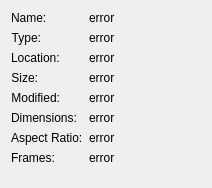
The window that src/qvinfodialog.ui (inostarlin-passion/Fovelle) describes before a commit, drawn with Qt 5.
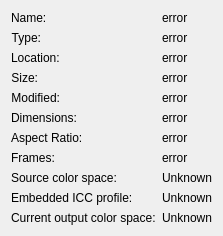
The same window after the commit.

Patch:
```diff
--- a/src/qvinfodialog.ui
+++ b/src/qvinfodialog.ui
@@ -207,6 +207,48 @@
      </property>
     </widget>
    </item>
+   <item row="8" column="0">
+    <widget class="QLabel" name="sourceColorSpaceCaption">
+     <property name="text"><string>Source color space:</string></property>
+    </widget>
+   </item>
+   <item row="8" column="1">
+    <widget class="QLabel" name="sourceColorSpaceLabel">
+     <property name="text"><string>Unknown</string></property>
+     <property name="textFormat"><enum>Qt::PlainText</enum></property>
+     <property name="wordWrap"><bool>true</bool></property>
+     <property name="maximumSize"><size><width>420</width><height>16777215</height></size></property>
+     <property name="textInteractionFlags"><set>Qt::TextSelectableByMouse</set></property>
+    </widget>
+   </item>
+   <item row="9" column="0">
+    <widget class="QLabel" name="iccProfileCaption">
+     <property name="text"><string>Embedded ICC profile:</string></property>
+    </widget>
+   </item>
+   <item row="9" column="1">
+    <widget class="QLabel" name="iccProfileLabel">
+     <property name="text"><string>Unknown</string></property>
+     <property name="textFormat"><enum>Qt::PlainText</enum></property>
+     <property name="wordWrap"><bool>true</bool></property>
+     <property name="maximumSize"><size><width>420</width><height>16777215</height></size></property>
+     <property name="textInteractionFlags"><set>Qt::TextSelectableByMouse</set></property>
+    </widget>
+   </item>
+   <item row="10" column="0">
+    <widget class="QLabel" name="outputColorSpaceCaption">
+     <property name="text"><string>Current output color space:</string></property>
+    </widget>
+   </item>
+   <item row="10" column="1">
+    <widget class="QLabel" name="outputColorSpaceLabel">
+     <property name="text"><string>Unknown</string></property>
+     <property name="textFormat"><enum>Qt::PlainText</enum></property>
+     <property name="wordWrap"><bool>true</bool></property>
+     <property name="maximumSize"><size><width>420</width><height>16777215</height></size></property>
+     <property name="textInteractionFlags"><set>Qt::TextSelectableByMouse</set></property>
+    </widget>
+   </item>
   </layout>
   <action name="actionRefresh">
    <property name="text">
```
